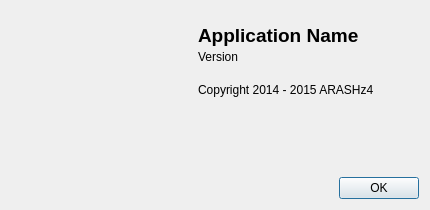
Old version of the form Source/about.ui in the repository ARASHz4/Advanced_Photo.
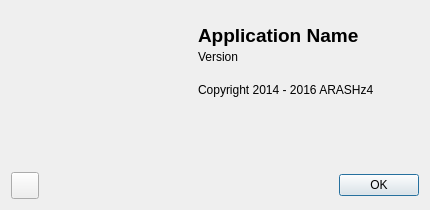
New version of the form. Icons and pictures are not drawn.

Diff of the .ui file:
```diff
--- a/Source/about.ui
+++ b/Source/about.ui
@@ -29,7 +29,7 @@
    <iconset resource="Icon.qrc">
     <normaloff>:/Icons/About.png</normaloff>:/Icons/About.png</iconset>
   </property>
-  <layout class="QGridLayout" name="gridLayout">
+  <layout class="QGridLayout" name="gridLayout_2">
    <item row="0" column="0">
     <layout class="QVBoxLayout" name="verticalLayout_4">
      <property name="spacing">
@@ -94,11 +94,11 @@
     </layout>
    </item>
    <item row="0" column="1">
-    <layout class="QVBoxLayout" name="verticalLayout">
+    <layout class="QGridLayout" name="gridLayout">
      <property name="spacing">
       <number>0</number>
      </property>
-     <item>
+     <item row="0" column="0">
       <spacer name="verticalSpacer_5">
        <property name="orientation">
         <enum>Qt::Vertical</enum>
@@ -114,7 +114,7 @@
        </property>
       </spacer>
      </item>
-     <item>
+     <item row="1" column="0">
       <layout class="QHBoxLayout" name="horizontalLayout_3">
        <property name="spacing">
         <number>0</number>
@@ -184,7 +184,7 @@
        </item>
       </layout>
      </item>
-     <item>
+     <item row="2" column="0">
       <layout class="QHBoxLayout" name="horizontalLayout_2">
        <property name="spacing">
         <number>0</number>
@@ -248,7 +248,7 @@
        </item>
       </layout>
      </item>
-     <item>
+     <item row="3" column="0">
       <spacer name="verticalSpacer_2">
        <property name="orientation">
         <enum>Qt::Vertical</enum>
@@ -264,7 +264,7 @@
        </property>
       </spacer>
      </item>
-     <item>
+     <item row="4" column="0">
       <layout class="QHBoxLayout" name="horizontalLayout_4">
        <property name="spacing">
         <number>0</number>
@@ -284,7 +284,7 @@
           </size>
          </property>
          <property name="text">
-          <string>Copyright 2014 - 2015 ARASHz4</string>
+          <string>Copyright 2014 - 2016 ARASHz4</string>
          </property>
         </widget>
        </item>
@@ -303,7 +303,7 @@
        </item>
       </layout>
      </item>
-     <item>
+     <item row="5" column="0">
       <spacer name="verticalSpacer_4">
        <property name="orientation">
         <enum>Qt::Vertical</enum>
@@ -311,16 +311,41 @@
        <property name="sizeHint" stdset="0">
         <size>
          <width>20</width>
-         <height>71</height>
+         <height>38</height>
         </size>
        </property>
       </spacer>
      </item>
-     <item>
+    </layout>
+   </item>
+   <item row="1" column="0" colspan="2">
       <layout class="QHBoxLayout" name="horizontalLayout">
        <property name="spacing">
         <number>0</number>
        </property>
+     <item>
+      <widget class="QToolButton" name="QtPushButton">
+       <property name="cursor">
+        <cursorShape>PointingHandCursor</cursorShape>
+       </property>
+       <property name="toolTip">
+        <string>About Qt</string>
+       </property>
+       <property name="text">
+        <string/>
+       </property>
+       <property name="icon">
+        <iconset resource="Icon.qrc">
+         <normaloff>:/Icons/Qt.png</normaloff>:/Icons/Qt.png</iconset>
+       </property>
+       <property name="iconSize">
+        <size>
+         <width>20</width>
+         <height>20</height>
+        </size>
+       </property>
+      </widget>
+     </item>
        <item>
         <spacer name="horizontalSpacer">
          <property name="orientation">
@@ -346,8 +371,6 @@
           <string>OK</string>
          </property>
         </widget>
-       </item>
-      </layout>
      </item>
     </layout>
    </item>
```
Lines whose indentation alone changed are shown as unchanged.
